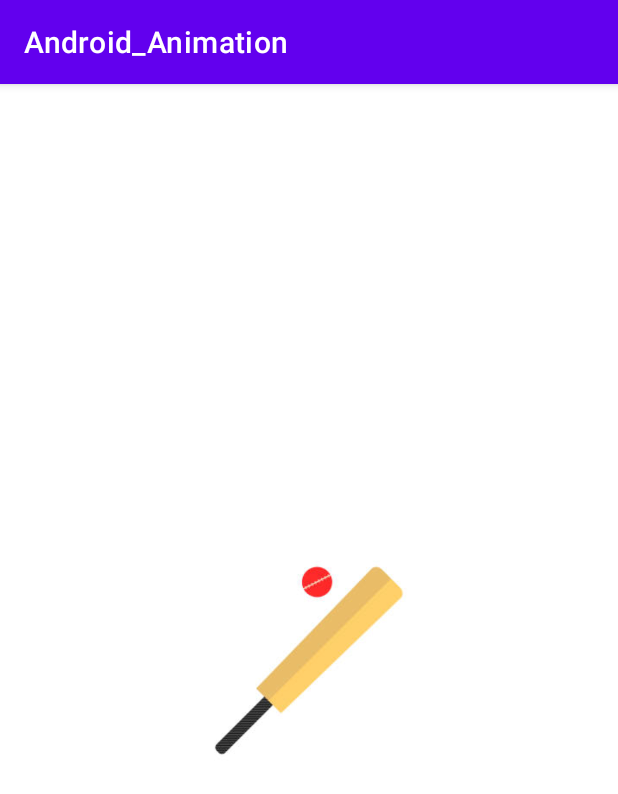
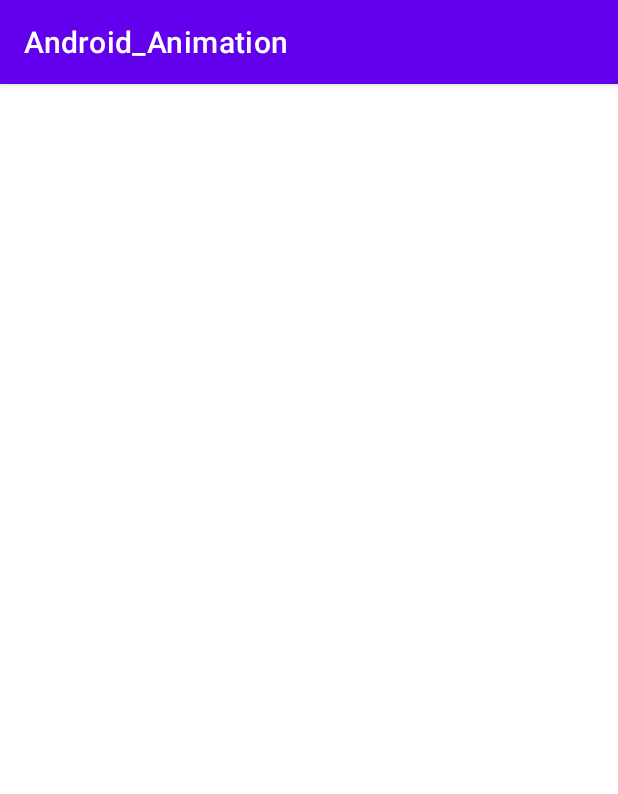
Before and after one commit to Snovia2398/Lecture09_Android, an Android app: the screen it shows after launch (MainActivity), after a tap on an icon or button, on a phone screen of 412 x 824 dp. Shown: the top 794 px of the screen. Run offline under Robolectric (Android 15) with nearby library versions, the light colour scheme and no system bars.

Commit message:
Rotate and move both

```diff
--- a/Lecture09/app/src/main/java/com/snovia/android_animation/MainActivity.java
+++ b/Lecture09/app/src/main/java/com/snovia/android_animation/MainActivity.java
@@ -20,6 +20,8 @@ public class MainActivity extends AppCompatActivity {
        // imageView.animate().alpha(0).setDuration(2000);
        // imageView.animate().translationYBy(250).setDuration(2000);
        // imageView.animate().translationXBy(250).setDuration(2000);
-        imageView.animate().rotation(180).setDuration(2000);
+       // imageView.animate().rotation(180).setDuration(2000);
+        imageView.animate().rotation(180).alpha(0).setDuration(2000);
+
     }
 }
```
